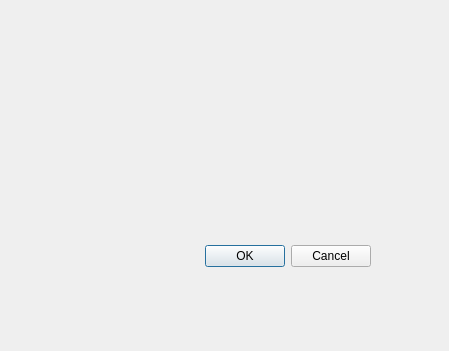
Above: breadnbutter/gui/moreshelterinfo.ui from jacksodl23/cs-205-pet-adoption before the change. Below: the same form after it.
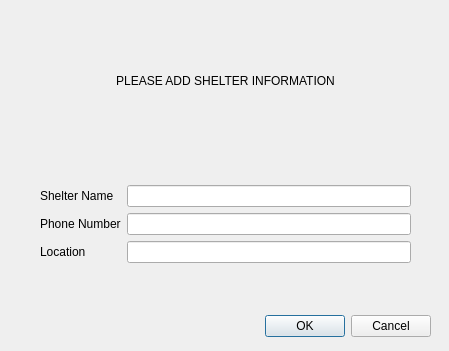
That is the form after the change.

Commit message: testing more shelter info page

```diff
--- a/breadnbutter/gui/moreshelterinfo.ui
+++ b/breadnbutter/gui/moreshelterinfo.ui
@@ -16,8 +16,8 @@
   <widget class="QDialogButtonBox" name="buttonBox">
    <property name="geometry">
     <rect>
-     <x>30</x>
-     <y>240</y>
+     <x>90</x>
+     <y>310</y>
      <width>341</width>
      <height>32</height>
     </rect>
@@ -29,6 +29,64 @@
     <set>QDialogButtonBox::Cancel|QDialogButtonBox::Ok</set>
    </property>
   </widget>
+  <widget class="QLabel" name="label">
+   <property name="geometry">
+    <rect>
+     <x>60</x>
+     <y>20</y>
+     <width>331</width>
+     <height>121</height>
+    </rect>
+   </property>
+   <property name="text">
+    <string>PLEASE ADD SHELTER INFORMATION</string>
+   </property>
+   <property name="alignment">
+    <set>Qt::AlignCenter</set>
+   </property>
+  </widget>
+  <widget class="QWidget" name="">
+   <property name="geometry">
+    <rect>
+     <x>40</x>
+     <y>185</y>
+     <width>371</width>
+     <height>91</height>
+    </rect>
+   </property>
+   <layout class="QFormLayout" name="formLayout">
+    <item row="0" column="0">
+     <widget class="QLabel" name="label_2">
+      <property name="text">
+       <string>Shelter Name</string>
+      </property>
+     </widget>
+    </item>
+    <item row="0" column="1">
+     <widget class="QLineEdit" name="lineEdit"/>
+    </item>
+    <item row="1" column="0">
+     <widget class="QLabel" name="label_3">
+      <property name="text">
+       <string>Phone Number</string>
+      </property>
+     </widget>
+    </item>
+    <item row="1" column="1">
+     <widget class="QLineEdit" name="lineEdit_2"/>
+    </item>
+    <item row="2" column="0">
+     <widget class="QLabel" name="label_4">
+      <property name="text">
+       <string>Location</string>
+      </property>
+     </widget>
+    </item>
+    <item row="2" column="1">
+     <widget class="QLineEdit" name="lineEdit_3"/>
+    </item>
+   </layout>
+  </widget>
  </widget>
  <resources/>
  <connections>
```
